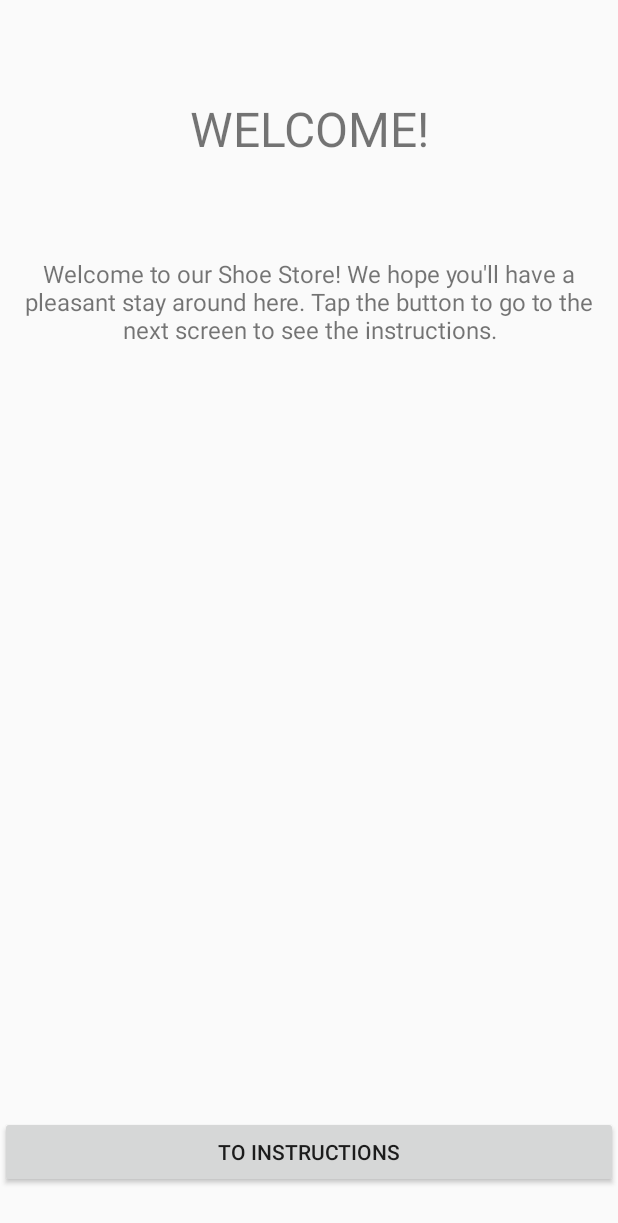
After one commit to bobtal/ShoeStore, an Android app: the WelcomeFragment screen opened through its navigation route, on a phone screen of 412 x 824 dp. The commit adds this screen. Shown: the top 1223 px of the screen. Run offline under Robolectric (Android 15) with nearby library versions, the phone set to English and light mode, and no system bars; our stand-ins replace data binding, navigation-ui.

Commit message:
Completes navigation from LoginFragment to WelcomeFragment

```diff
--- a/app/src/main/java/com/udacity/shoestore/LoginFragment.kt
+++ b/app/src/main/java/com/udacity/shoestore/LoginFragment.kt
@@ -5,7 +5,9 @@ import androidx.fragment.app.Fragment
 import android.view.LayoutInflater
 import android.view.View
 import android.view.ViewGroup
+import android.widget.Button
 import androidx.databinding.DataBindingUtil
+import androidx.navigation.findNavController
 import com.udacity.shoestore.databinding.FragmentLoginBinding
 
 /**
@@ -13,14 +15,26 @@ import com.udacity.shoestore.databinding.FragmentLoginBinding
  * Use the [LoginFragment.newInstance] factory method to
  * create an instance of this fragment.
  */
-class LoginFragment : Fragment() {
+class LoginFragment : Fragment(), View.OnClickListener {
 
-    override fun onCreateView(inflater: LayoutInflater, container: ViewGroup?,
-                              savedInstanceState: Bundle?): View? {
+    override fun onCreateView(
+        inflater: LayoutInflater, container: ViewGroup?,
+        savedInstanceState: Bundle?
+    ): View? {
         // Inflate the layout for this fragment
-        val binding : FragmentLoginBinding = DataBindingUtil.inflate(
-            inflater, R.layout.fragment_login, container, false)
+        val binding: FragmentLoginBinding = DataBindingUtil.inflate(
+            inflater, R.layout.fragment_login, container, false
+        )
+
+        // Add same onClickListener for both buttons
+        binding.loginButton.setOnClickListener(this)
+        binding.signupButton.setOnClickListener(this)
+
         return binding.root
     }
 
+    override fun onClick(v: View?) {
+        v?.findNavController()?.navigate(R.id.action_loginFragment_to_welcomeFragment)
+    }
+
 }
--- /dev/null
+++ b/app/src/main/java/com/udacity/shoestore/WelcomeFragment.kt
@@ -0,0 +1,28 @@
+package com.udacity.shoestore
+
+import android.os.Bundle
+import androidx.fragment.app.Fragment
+import android.view.LayoutInflater
+import android.view.View
+import android.view.ViewGroup
+import androidx.databinding.DataBindingUtil
+import com.udacity.shoestore.databinding.FragmentWelcomeBinding
+
+/**
+ * A simple [Fragment] subclass.
+ * Use the [WelcomeFragment.newInstance] factory method to
+ * create an instance of this fragment.
+ */
+class WelcomeFragment : Fragment() {
+
+    override fun onCreateView(
+        inflater: LayoutInflater, container: ViewGroup?,
+        savedInstanceState: Bundle?
+    ): View? {
+        // Inflate the layout for this fragment
+        val binding : FragmentWelcomeBinding = DataBindingUtil.inflate(
+            inflater, R.layout.fragment_welcome, container, false)
+        return binding.root
+    }
+
+}
--- /dev/null
+++ b/app/src/main/res/layout/fragment_welcome.xml
@@ -0,0 +1,41 @@
+<?xml version="1.0" encoding="utf-8"?>
+<layout xmlns:android="http://schemas.android.com/apk/res/android"
+    xmlns:app="http://schemas.android.com/apk/res-auto"
+    xmlns:tools="http://schemas.android.com/tools">
+
+    <RelativeLayout
+        android:layout_width="match_parent"
+        android:layout_height="match_parent"
+        android:orientation="vertical"
+        tools:context=".WelcomeFragment">
+
+        <TextView
+            android:id="@+id/welcome_heading_text"
+            android:layout_width="match_parent"
+            android:layout_height="wrap_content"
+            android:layout_marginTop="64dp"
+            android:text="@string/welcome_heading"
+            android:textAlignment="center"
+            android:textSize="32sp"
+            android:layout_alignParentTop="true"/>
+
+        <TextView
+            android:id="@+id/welcome_text_text"
+            android:layout_width="match_parent"
+            android:layout_height="wrap_content"
+            android:layout_marginTop="64dp"
+            android:text="@string/welcome_text"
+            android:textAlignment="center"
+            android:textSize="16sp"
+            android:layout_below="@id/welcome_heading_text"/>
+
+        <Button
+            android:id="@+id/to_instructions_button"
+            android:layout_width="match_parent"
+            android:layout_height="wrap_content"
+            android:text="@string/to_instructions"
+            android:layout_alignParentBottom="true"
+            android:layout_marginBottom="32dp"/>
+
+    </RelativeLayout>
+</layout>
--- a/app/src/main/res/navigation/navigation.xml
+++ b/app/src/main/res/navigation/navigation.xml
@@ -9,7 +9,11 @@
         android:id="@+id/loginFragment"
         android:name="com.udacity.shoestore.LoginFragment"
         android:label="fragment_login"
-        tools:layout="@layout/fragment_login" />
+        tools:layout="@layout/fragment_login" >
+        <action
+            android:id="@+id/action_loginFragment_to_welcomeFragment"
+            app:destination="@id/welcomeFragment" />
+    </fragment>
     <fragment
         android:id="@+id/welcomeFragment"
         android:name="com.udacity.shoestore.WelcomeFragment"
--- a/app/src/main/res/values/strings.xml
+++ b/app/src/main/res/values/strings.xml
@@ -5,4 +5,11 @@
     <string name="password_text">Enter your password:</string>
     <string name="login_text">Login</string>
     <string name="create_acc_text">Sign Up</string>
+
+    <!-- Strings related to WelcomeFragment -->
+    <string name="welcome_heading">WELCOME!</string>
+    <string name="welcome_text">Welcome to our Shoe Store! We hope you\'ll have a pleasant stay around here.
+    Tap the button to go to the next screen to see the instructions.</string>
+    <string name="to_instructions">To instructions</string>
+
 </resources>
```
